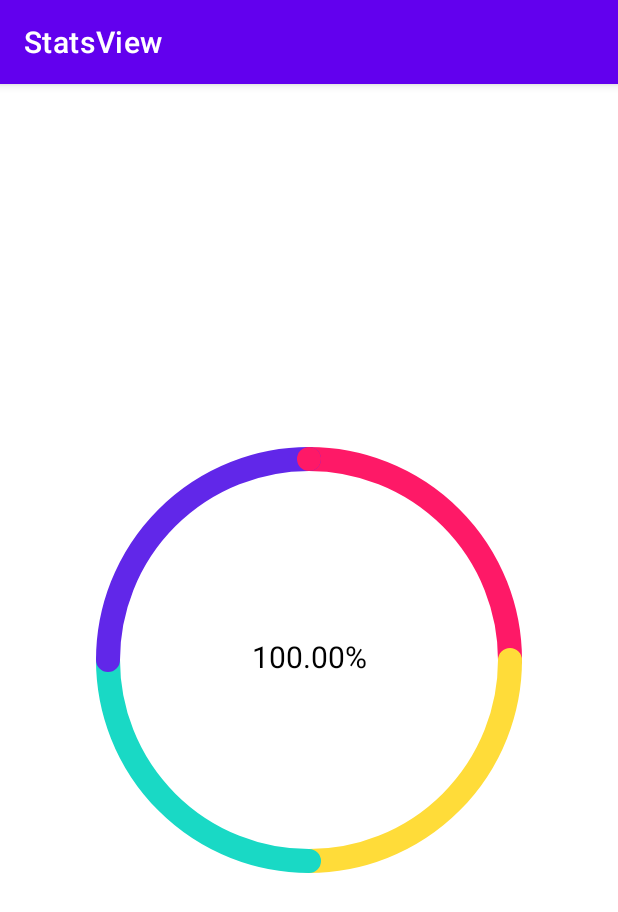
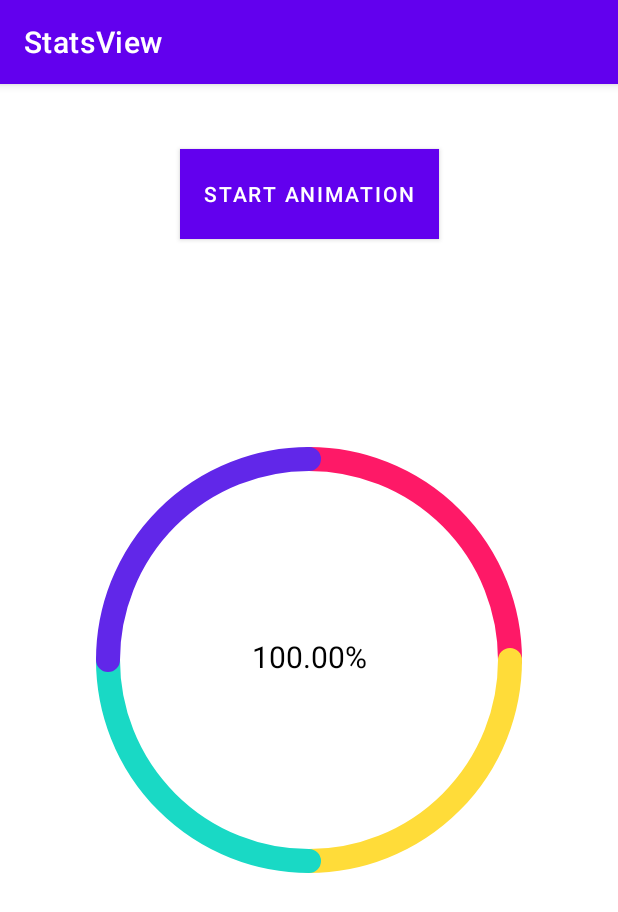
Before and after one commit to okonovalova/statsview, an Android app: the screen it shows after launch (MainActivity), on a phone screen of 412 x 824 dp. Shown: the top 912 px of the screen. Run offline under Robolectric (Android 15) with nearby library versions, the phone set to English and light mode, and no system bars.

Commit message:
Домашнее задание к занятию «2.2. Animations — создание анимаций. Часть 1»

```diff
--- a/app/src/main/java/ru/netology/statsview/MainActivity.kt
+++ b/app/src/main/java/ru/netology/statsview/MainActivity.kt
@@ -2,17 +2,23 @@ package ru.netology.statsview
 
 import androidx.appcompat.app.AppCompatActivity
 import android.os.Bundle
+import android.widget.Button
 import ru.netology.statsview.ui.StatsView
 
 class MainActivity : AppCompatActivity() {
     override fun onCreate(savedInstanceState: Bundle?) {
         super.onCreate(savedInstanceState)
         setContentView(R.layout.activity_main)
-        findViewById<StatsView>(R.id.statsView).data = listOf(
+        val view = findViewById<StatsView>(R.id.statsView)
+        view.data = listOf(
             500F,
             500F,
             500F,
             500F,
         )
+
+        findViewById<Button>(R.id.button).setOnClickListener {
+            findViewById<StatsView>(R.id.statsView).update()
+        }
     }
 }
--- a/app/src/main/java/ru/netology/statsview/ui/StatsView.kt
+++ b/app/src/main/java/ru/netology/statsview/ui/StatsView.kt
@@ -1,5 +1,6 @@
 package ru.netology.statsview.ui
 
+import android.animation.ValueAnimator
 import android.content.Context
 import android.graphics.Canvas
 import android.graphics.Paint
@@ -7,6 +8,7 @@ import android.graphics.PointF
 import android.graphics.RectF
 import android.util.AttributeSet
 import android.view.View
+import android.view.animation.LinearInterpolator
 import androidx.core.content.withStyledAttributes
 import ru.netology.statsview.R
 import ru.netology.statsview.utils.AndroidUtils
@@ -27,6 +29,8 @@ class StatsView @JvmOverloads constructor(
     private var textSize = AndroidUtils.dp(context, 20).toFloat()
     private var lineWidth = AndroidUtils.dp(context, 5)
     private var colors = emptyList<Int>()
+    private var progress = 0F
+    private var valueAnimator: ValueAnimator? = null
 
     init {
         context.withStyledAttributes(attributeSet, R.styleable.StatsView) {
@@ -44,11 +48,12 @@ class StatsView @JvmOverloads constructor(
     var data: List<Float> = emptyList()
         set(value) {
             field = value
-            invalidate() //провоцирует вызов onDraw
+            update()
         }
     private var radius = 0F
     private var center = PointF()
     private var oval = RectF()
+
 
     private val paint = Paint(
         Paint.ANTI_ALIAS_FLAG
@@ -78,19 +83,16 @@ class StatsView @JvmOverloads constructor(
     }
 
     override fun onDraw(canvas: Canvas) {
-        //canvas.drawCircle(center.x, center.y, radius, paint)
         if (data.isEmpty()) return
 
-        var startAngle = -90F
+
+        var startAngle = -90F + (progress * 360F)
         data.forEachIndexed { index, datum ->
             val angle = (datum / data.sum()) * 360F
-            paint.color = colors.getOrElse(index) {generateRandomColor()}
-            canvas.drawArc(oval, startAngle, angle, false, paint)
+            paint.color = colors.getOrElse(index) { generateRandomColor() }
+            canvas.drawArc(oval, startAngle, angle * progress, false, paint)
             startAngle += angle
         }
-        paint.color = colors.get(0)
-        canvas.drawPoint(center.x,center.y - radius, paint)
-
         canvas.drawText(
             "%.2f%%".format(/*data.sum()*/100.00),
             center.x,
@@ -99,7 +101,27 @@ class StatsView @JvmOverloads constructor(
         )
     }
 
+    fun update() {
+        valueAnimator?.let {
+            it.removeAllListeners()
+            it.cancel()
+        }
+        progress = 0F
+
+        valueAnimator = ValueAnimator.ofFloat(0F, 1F).apply {
+            addUpdateListener { anim ->
+                progress = anim.animatedValue as Float
+                invalidate()
+            }
+            duration = 2000
+            interpolator = LinearInterpolator()
+        }.also {
+            it.start()
+        }
+    }
+
     private fun generateRandomColor(): Int {
         return Random.nextInt(0xFF000000.toInt(), 0xFFFFFFFF.toInt())
     }
+
 }
--- /dev/null
+++ b/app/src/main/res/anim/animation.xml
@@ -0,0 +1,9 @@
+<?xml version="1.0" encoding="utf-8"?>
+<set xmlns:android="http://schemas.android.com/apk/res/android">
+    <rotate
+        android:duration="1000"
+        android:fromDegrees="0"
+        android:pivotX="50%"
+        android:pivotY="50%"
+        android:toDegrees="360" />
+</set>
--- a/app/src/main/res/layout/activity_main.xml
+++ b/app/src/main/res/layout/activity_main.xml
@@ -5,6 +5,29 @@
     android:layout_width="match_parent"
     android:layout_height="match_parent"
     tools:context=".MainActivity">
+
+    <TextView
+        android:id="@+id/label"
+        android:layout_width="wrap_content"
+        android:layout_height="wrap_content"
+        android:layout_gravity="top|center_horizontal"
+        app:layout_constraintStart_toStartOf="parent"
+        app:layout_constraintEnd_toEndOf="parent"
+        app:layout_constraintTop_toTopOf="parent"/>
+
+    <Button
+        android:id="@+id/button"
+        android:layout_width="wrap_content"
+        android:layout_height="60dp"
+        app:layout_constraintTop_toBottomOf="@id/label"
+        app:layout_constraintStart_toStartOf="parent"
+        app:layout_constraintEnd_toEndOf="parent"
+        android:text="Start animation"
+        android:layout_marginTop="24dp"
+        android:background="@color/cardview_dark_background"
+        android:clickable="true"
+        android:focusable="true"
+        />
 
     <ru.netology.statsview.ui.StatsView
         android:id="@+id/statsView"
```
